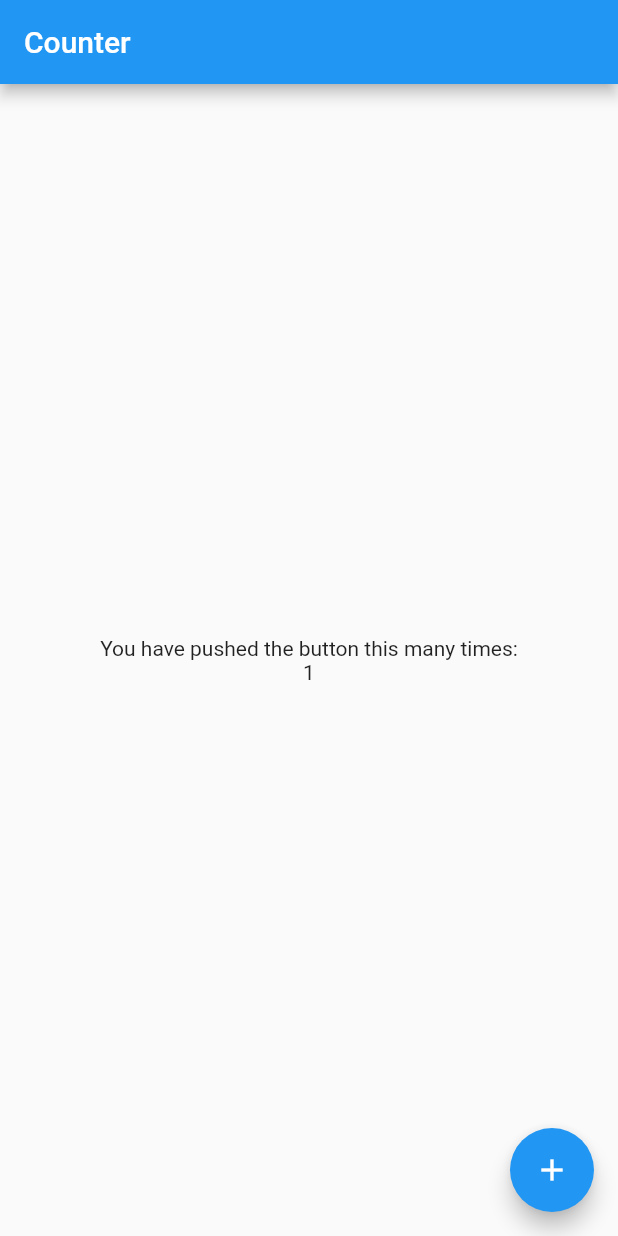
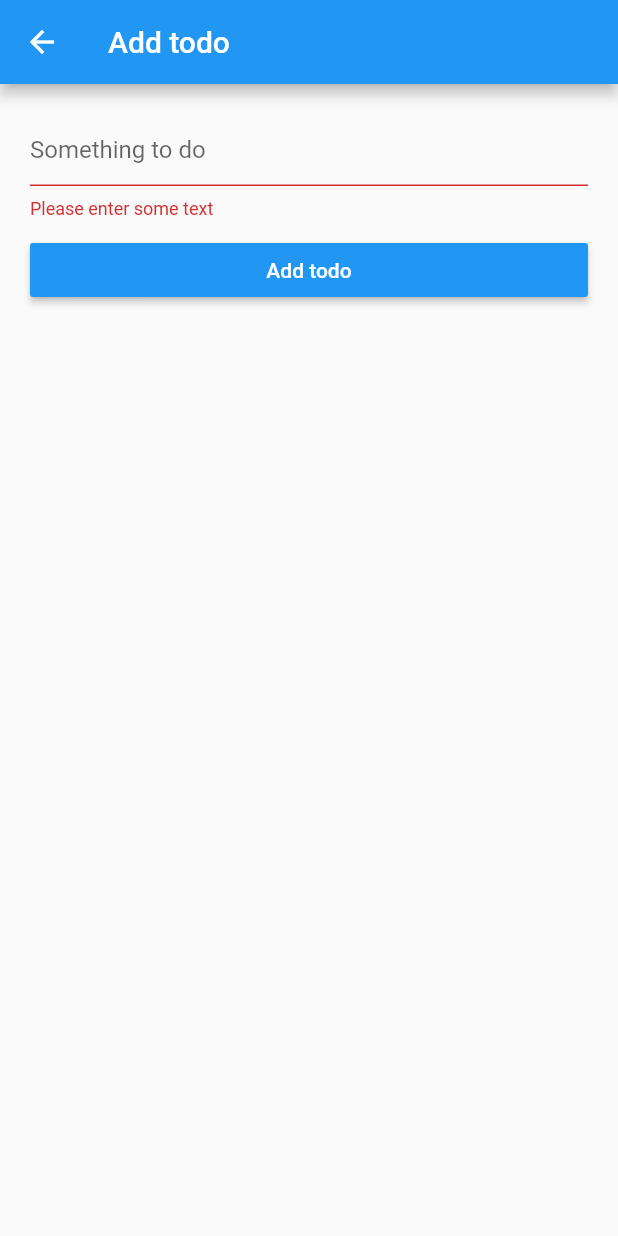
Before and after one commit to goncy/flutter-todo, a Flutter app: the screen it shows after launch, after a tap on the "add" icon, on a phone screen of 412 x 824 dp. Run offline on Flutter 3.47's test engine with Material 2 defaults, Android fonts, the phone set to English and light mode, and no system bars.

Commit message:
Completed todo

```diff
--- a/lib/main.dart
+++ b/lib/main.dart
@@ -1,31 +1,30 @@
-// main.dart
 import 'package:flutter/material.dart';
 
-import 'pages/home.dart';
+import 'pages/todos.dart';
 
-void main() => runApp(new App());
+void main() => runApp(App());
 
 class App extends StatefulWidget {
   @override
-  AppState createState() => new AppState();
+  AppState createState() => AppState();
 }
 
 class AppState extends State<App> {
-  int count = 0;
+  final List<String> todos = [];
 
-  void increment() {
-    setState(() {
-      this.count++;
-    });
+  void add(String todo) {
+    setState(() => todos.add(todo));
+  }
+
+  void remove(String todo) {
+    setState(() => todos.remove(todo));
   }
 
   @override
   Widget build(BuildContext context) {
-    return new MaterialApp(
+    return MaterialApp(
       title: 'My App',
-      routes: {
-        '/': (context) => new HomePage(count: count, onIncrement: increment)
-      },
+      routes: {'/': (context) => TodosPage(todos: todos, onAdd: add)},
     );
   }
 }
--- /dev/null
+++ b/lib/pages/add.dart
@@ -0,0 +1,62 @@
+import 'package:flutter/material.dart';
+
+class AddPage extends StatefulWidget {
+  final Function onSubmit;
+
+  AddPage({@required this.onSubmit});
+
+  @override
+  AddPageState createState() => AddPageState();
+}
+
+class AddPageState extends State<AddPage> {
+  final form = GlobalKey<FormState>();
+  String todo;
+
+  @override
+  Widget build(BuildContext context) {
+    return Scaffold(
+      appBar: AppBar(
+        title: Text("Add todo"),
+      ),
+      body: Container(
+        margin: EdgeInsets.all(20),
+        child: Column(
+          children: <Widget>[
+            Container(
+              margin: EdgeInsets.only(bottom: 10),
+              child: Form(
+                  autovalidate: true,
+                  key: form,
+                  child: TextFormField(
+                    decoration: InputDecoration(hintText: 'Something to do'),
+                    onSaved: (String _todo) => todo = _todo,
+                    validator: (value) {
+                      if (value.isEmpty) {
+                        return 'Please enter some text';
+                      }
+
+                      return null;
+                    },
+                  )),
+            ),
+            SizedBox(
+              child: RaisedButton(
+                color: Colors.blue,
+                onPressed: () {
+                  if (form.currentState.validate()) {
+                    form.currentState.save();
+                    widget.onSubmit(todo);
+                    Navigator.pop(context);
+                  }
+                },
+                child: Text('Add todo', style: TextStyle(color: Colors.white)),
+              ),
+              width: double.infinity,
+            )
+          ],
+        ),
+      ),
+    );
+  }
+}
--- a/lib/pages/home.dart
+++ /dev/null
@@ -1,39 +0,0 @@
-// pages/home_page.dart
-import 'package:flutter/material.dart';
-
-class HomePage extends StatelessWidget {
-  final int count;
-  final Function onIncrement;
-
-  HomePage({@required this.count, @required this.onIncrement});
-
-  @override
-  Widget build(BuildContext context) {
-    return new Scaffold(
-      appBar: new AppBar(
-        title:  new Text("Counter"),
-      ),
-      body: new Container(
-        child: new Center(
-          child: new Column(
-            //mainAxisAlignment is an argument for Column, Row and other
-            // layout widgets. It does what CSS's 'justify-content' does
-            mainAxisAlignment: MainAxisAlignment.center,
-            // If you recall, Column is a layout widget that
-            // expects a List who's data is of type Widget:
-            children: <Widget>[
-              new Text(
-                'You have pushed the button this many times:',
-              ),
-              new Text(this.count.toString()),
-            ],
-          ),
-        ),
-      ),
-      floatingActionButton: new FloatingActionButton(
-        onPressed: this.onIncrement,
-        child: new Icon(Icons.add),
-      ),
-    );
-  }
-}
--- /dev/null
+++ b/lib/pages/todos.dart
@@ -0,0 +1,37 @@
+import 'package:flutter/material.dart';
+
+import './add.dart';
+
+class TodosPage extends StatelessWidget {
+  final List<String> todos;
+  final Function onAdd;
+
+  TodosPage({@required this.todos, @required this.onAdd});
+
+  @override
+  Widget build(BuildContext context) {
+    return Scaffold(
+      appBar: AppBar(
+        title: Text("Todos"),
+      ),
+      body: this.todos.isNotEmpty
+          ? ListView.builder(
+              itemBuilder: (context, i) => i < this.todos.length
+                  ? ListTile(title: Text(this.todos[i]))
+                  : null)
+          : Center(
+              child: Text('There is nothing to do'),
+            ),
+      floatingActionButton: FloatingActionButton(
+        onPressed: () {
+          Navigator.push(
+            context,
+            MaterialPageRoute(
+                builder: (context) => AddPage(onSubmit: this.onAdd)),
+          );
+        },
+        child: Icon(Icons.add),
+      ),
+    );
+  }
+}
```
